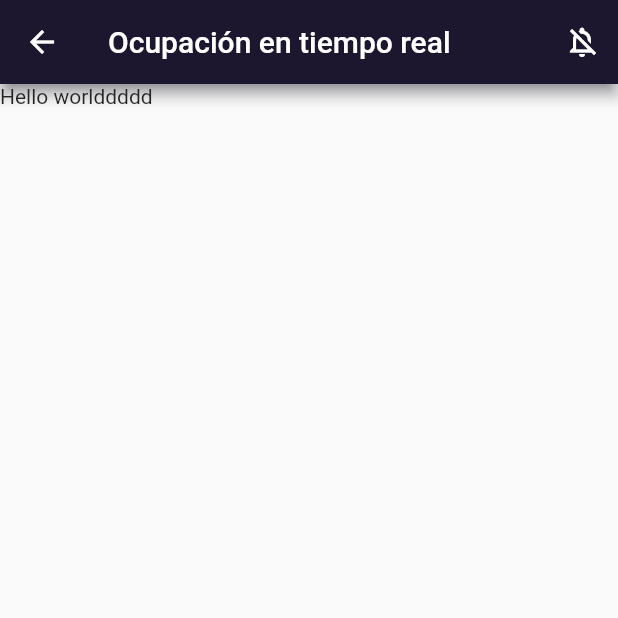
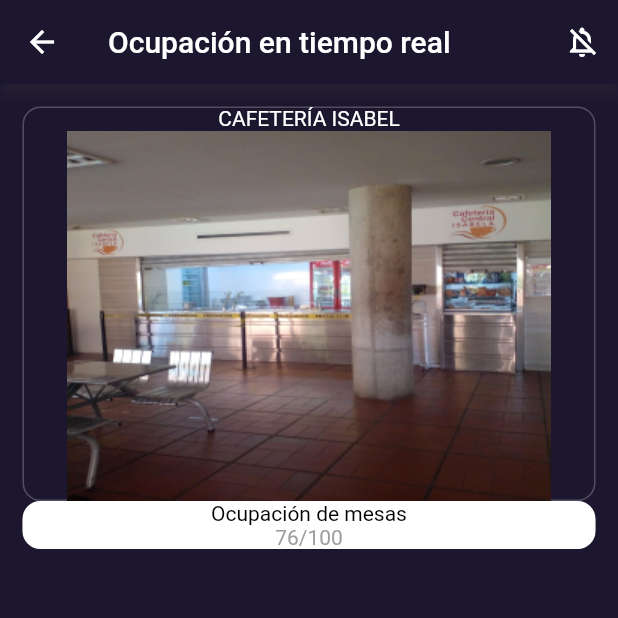
Before and after one commit to 7yrionLannister/is-it-crowded, a Flutter app: the screen it shows after launch, after a tap on the "pie chart" icon, on a phone screen of 412 x 824 dp, the top half of it. Run offline on Flutter 3.47's test engine with Material 2 defaults, Android fonts, the phone set to English and light mode, and no system bars; our stand-ins replace flutter_native_splash.

```diff
--- /dev/null
+++ b/lib/liveOccupation.dart
@@ -0,0 +1,74 @@
+import 'package:flutter/material.dart';
+
+class LiveOccupation extends StatefulWidget{
+  @override
+  _OccupationState createState() => _OccupationState();
+}
+
+class _OccupationState extends State<LiveOccupation> {
+
+  var _notificationsOn = false;
+
+  @override
+  Widget build(BuildContext context) {
+    return Scaffold(
+      backgroundColor: Color(0xff1c162e),
+      appBar: AppBar(
+        title: const Text('Ocupación en tiempo real'),
+        actions: [
+          IconButton(
+            icon: _notificationsOn
+                ? const Icon(Icons.notifications_on)
+                : const Icon(Icons.notifications_off_outlined),
+            onPressed: () {
+              setState(() {
+                _notificationsOn = !_notificationsOn;
+              });
+            },
+          ),
+        ],
+      ),
+      body: SafeArea( minimum: const EdgeInsets.all(15.0),
+        child: ListView(children: <Widget>[
+          DecoratedBox(
+            decoration: const ShapeDecoration(
+                shape: RoundedRectangleBorder(
+                    side:BorderSide(color: Colors.white24),
+                    borderRadius: BorderRadius.all(Radius.circular(12))),
+                color: Color(0xff1c162e)),
+            child: Column(children: <Widget>[
+              const Text(
+                "CAFETERÍA ISABEL", //your text here
+                style: TextStyle(
+                  color: Colors.white, //your textColor
+                ),
+              ),
+              Image.asset('assets/images/central.png'),
+            ]),
+          ),
+          DecoratedBox(
+            decoration: const ShapeDecoration(
+                shape: RoundedRectangleBorder(
+                    side:BorderSide(color: Colors.white24),
+                    borderRadius: BorderRadius.all(Radius.circular(12))),
+                color: Colors.white),
+            child: Column(children: const <Widget>[
+              Text(
+                "Ocupación de mesas", //your text here
+                style: TextStyle(
+                  color: Colors.black, //your textColor
+                ),
+              ),
+              Text(
+                "76/100", //your text here
+                style: TextStyle(
+                  color: Colors.grey, //your textColor
+                ),
+              ),
+            ]),
+          ),
+        ]),
+      )
+    );
+  }
+}
--- a/lib/main.dart
+++ b/lib/main.dart
@@ -1,5 +1,7 @@
 import 'package:flutter/material.dart';
 import 'package:flutter_native_splash/flutter_native_splash.dart';
+import 'liveOccupation.dart';
+import 'prediction.dart';
 
 void main() {
   WidgetsBinding widgetsBinding = WidgetsFlutterBinding.ensureInitialized();
@@ -28,7 +30,12 @@ class MyApp extends StatelessWidget {
           shadowColor: Color(0xff555062),
         ),
       ),
-      home: const CafeteriasListPage(),
+        initialRoute: '/',
+        routes: {
+          '/': (context) => const CafeteriasListPage(),
+          '/liveOccupation': (context) => LiveOccupation(),
+          '/prediction': (context) => Prediction(),
+        }
     );
   }
 }
@@ -62,7 +69,9 @@ class _CafeteriasListPageState extends State<CafeteriasListPage> {
         title: Text(cafeteria.name),
         trailing: IconButton(
           icon: const Icon(Icons.pie_chart_rounded),
-          onPressed: _navigateToAvailabilityPage,
+          onPressed: (){
+            Navigator.pushNamed(context, '/liveOccupation');
+          },
           color: Colors.blueGrey,
           tooltip: "Mostrar ocupación",
         ),
@@ -84,7 +93,9 @@ class _CafeteriasListPageState extends State<CafeteriasListPage> {
         title: const Text("Cafeterías registradas"),
         actions: [
           IconButton(
-            onPressed: _navigateToAvailabilityPage,
+            onPressed: (){
+              Navigator.pushNamed(context, '/prediction');
+            },
             icon: const Icon(Icons.bar_chart_rounded),
             tooltip: "Predecir ocupación",
           ),
@@ -112,9 +123,6 @@ class _CafeteriasListPageState extends State<CafeteriasListPage> {
                         ? const Icon(Icons.notifications_on)
                         : const Icon(Icons.notifications_off_outlined),
                     onPressed: () {
-                      // FIXME para poder que al modificar el estado desde este "popup" se actualizara
-                      // FIXME el icono de notificaciones tuve que retornar un StatefulBuilder, no sé
-                      // FIXME si es buena práctica o como hacerlo diferente
                       print(
                           'El cambiar el estado (_notificationOn) no actualiza el icono de notificaciones, supongo que por alguna razón llama al builder de la pantalla de la lista pero no el de esta página que se pusó sobre el stack');
                       setState(() {
--- /dev/null
+++ b/lib/prediction.dart
@@ -0,0 +1,15 @@
+import 'package:flutter/material.dart';
+
+class Prediction extends StatefulWidget{
+  @override
+  _PredictionState createState() => _PredictionState();
+}
+
+class _PredictionState extends State<Prediction> {
+  @override
+  Widget build(BuildContext context) {
+    return const Scaffold(
+      body: SafeArea(child: Text('Prediction')),
+    );
+  }
+}
--- a/pubspec.yaml
+++ b/pubspec.yaml
@@ -35,6 +35,8 @@ dependencies:
   # Use with the CupertinoIcons class for iOS style icons.
   cupertino_icons: ^1.0.2
   flutter_native_splash: ^2.1.3+1
+  charts_flutter: ^0.12.0
+  syncfusion_flutter_charts: ^20.1.50
 
 dev_dependencies:
   flutter_test:
```
Also changed, not shown: pubspec.lock.
